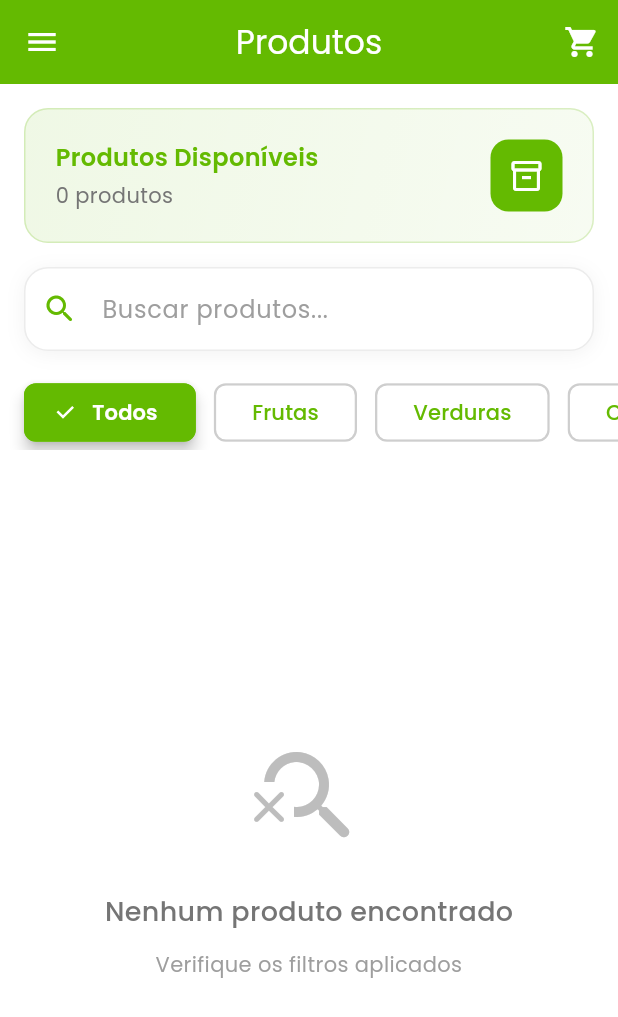
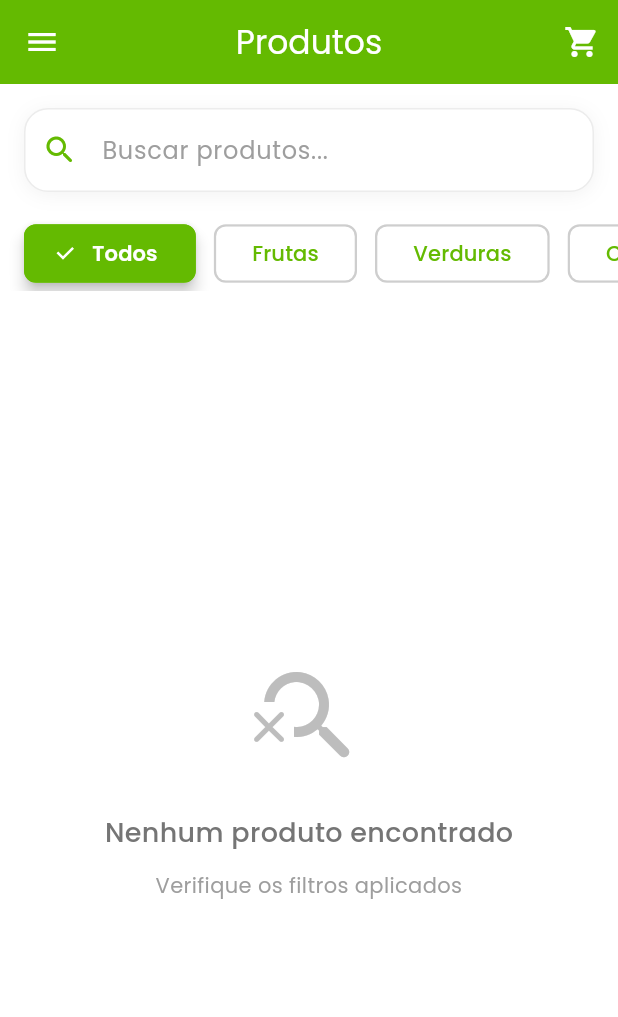
Before and after one commit to mtzcode/mobile_developer, a Flutter app: the ProdutosScreen screen opened by its route, on a phone screen of 412 x 824 dp. Shown: the top 1017 px of the screen. Run offline on Flutter 3.47's test engine with Material 3 defaults, Android fonts, the phone set to English and light mode, and no system bars; our stand-ins replace cached_network_image, cloud_firestore, firebase_core, flutter_riverpod, google_fonts, image_picker and 4 more; accounts and stored records are empty.

Commit message:
feat: Modernizar design dos cards de produto e remover contadores
- Remover contador de produtos disponíveis das telas de produtos e favoritos
- Adicionar ícone de dinheiro ao lado dos preços nos cards
- Alinhar preços normal e promocional horizontalmente
- Modernizar design dos cards com bordas arredondadas (20px)
- Melhorar sombras dos cards (blur 20px, offset 8px)
- Atualizar botão de adicionar com design mais elegante
- Usar cores do tema da aplicação de forma consistente
- Melhorar espaçamentos e tipografia dos cards

```diff
--- a/mercado_facil/lib/presentation/screens/produtos_screen.dart
+++ b/mercado_facil/lib/presentation/screens/produtos_screen.dart
@@ -653,66 +653,8 @@ class _ProdutosScreenState extends State<ProdutosScreen> {
       ),
       body: Column(
         children: [
-          // Header com estatísticas e ações rápidas
-          Container(
-            width: double.infinity,
-            margin: const EdgeInsets.all(16),
-            padding: const EdgeInsets.all(20),
-            decoration: BoxDecoration(
-              gradient: LinearGradient(
-                begin: Alignment.topLeft,
-                end: Alignment.bottomRight,
-                colors: [
-                  colorScheme.primary.withValues(alpha: 0.1),
-                  colorScheme.primary.withValues(alpha: 0.05),
-                ],
-              ),
-              borderRadius: BorderRadius.circular(16),
-              border: Border.all(
-                color: colorScheme.primary.withValues(alpha: 0.2),
-                width: 1,
-              ),
-            ),
-            child: Row(
-              children: [
-                Expanded(
-                  child: Column(
-                    crossAxisAlignment: CrossAxisAlignment.start,
-                    children: [
-                      Text(
-                        'Produtos Disponíveis',
-                        style: TextStyle(
-                          fontSize: 16,
-                          fontWeight: FontWeight.w600,
-                          color: colorScheme.primary,
-                        ),
-                      ),
-                      const SizedBox(height: 4),
-                      Text(
-                        '${_produtosExibidos.length} ${_produtosExibidos.length == 1 ? 'produto' : 'produtos'}',
-                        style: TextStyle(
-                          fontSize: 14,
-                          color: Colors.grey[600],
-                        ),
-                      ),
-                    ],
-                  ),
-                ),
-                Container(
-                  padding: const EdgeInsets.all(12),
-                  decoration: BoxDecoration(
-                    color: colorScheme.primary,
-                    borderRadius: BorderRadius.circular(12),
-                  ),
-                  child: Icon(
-                    Icons.inventory_2_outlined,
-                    color: Colors.white,
-                    size: 24,
-                  ),
-                ),
-              ],
-            ),
-          ),
+          // Espaçamento superior
+          const SizedBox(height: 16),
 
           // Barra de pesquisa moderna
           Container(
```
Also changed, not shown: mercado_facil/lib/presentation/widgets/produto_card.dart (+61 -28 lines).
